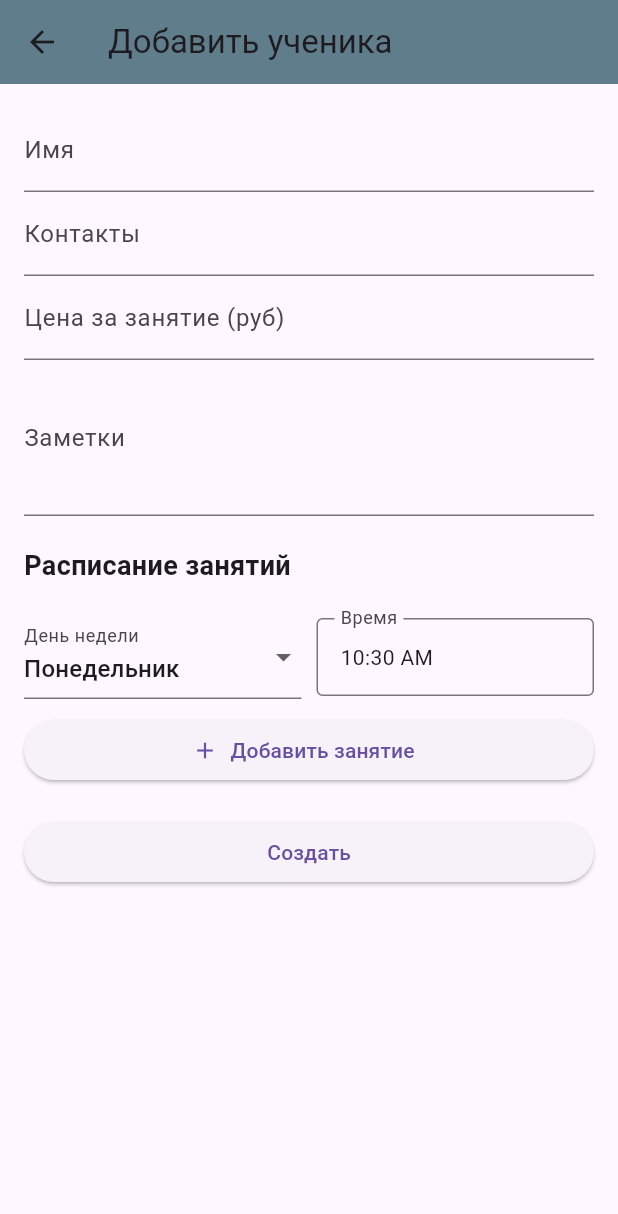
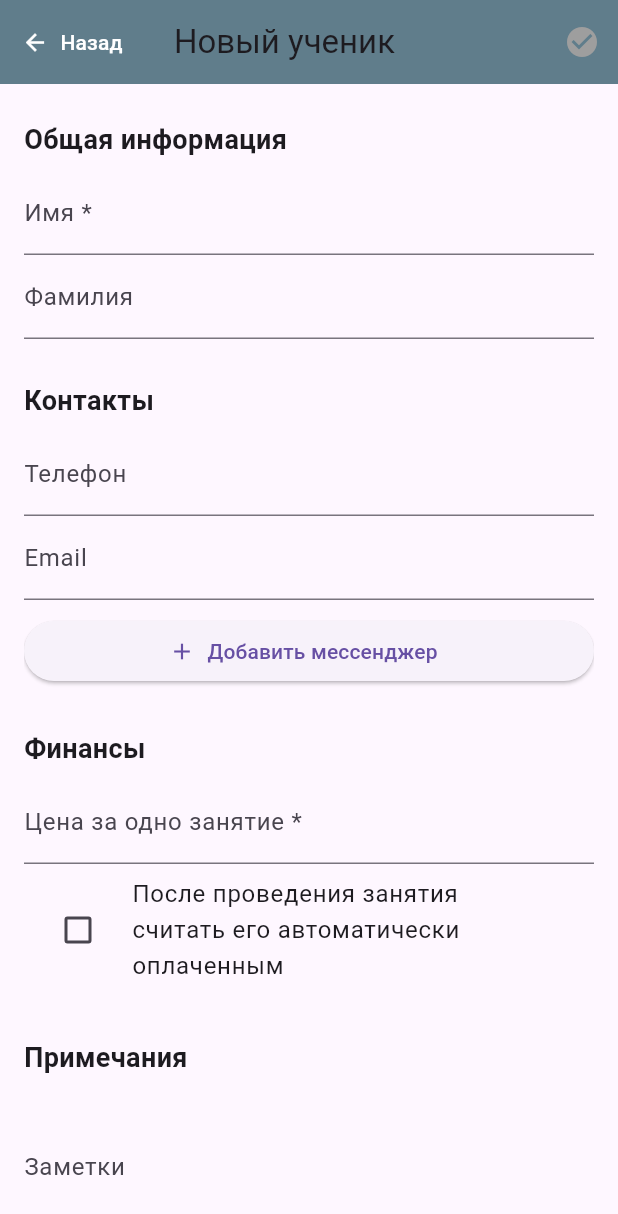
Before and after one commit to danilaJDev/rephelp, a Flutter app: the AddStudentScreen screen opened directly, on a phone screen of 412 x 824 dp. Shown: the top 1214 px of the screen. Run offline on Flutter 3.47's test engine with Material 3 defaults, Android fonts, the phone set to English and light mode, and no system bars; our stand-ins replace sqflite, table_calendar; accounts and stored records are empty.

Commit message:
Refactor Add Student screen and main navigation
This commit implements a major refactoring of the application based on the user's request.

```diff
--- a/lib/models/student.dart
+++ b/lib/models/student.dart
@@ -1,30 +1,39 @@
-import 'dart:convert'; // Импортируем для работы с JSON
+import 'dart:convert';
 
 class Student {
   final int? id;
   final String name;
-  final String contact;
+  final String? surname;
+  final String? phone;
+  final String? email;
+  final String? messengers; // JSON string for list of messengers
   final double price;
-  final String notes;
-  final String schedule;
+  final bool autoPay;
+  final String? notes;
 
   Student({
     this.id,
     required this.name,
-    required this.contact,
+    this.surname,
+    this.phone,
+    this.email,
+    this.messengers,
     required this.price,
-    this.notes = '',
-    this.schedule = '{}',
+    required this.autoPay,
+    this.notes,
   });
 
   Map<String, dynamic> toMap() {
     return {
       'id': id,
       'name': name,
-      'contact': contact,
+      'surname': surname,
+      'phone': phone,
+      'email': email,
+      'messengers': messengers,
       'price': price,
+      'autoPay': autoPay ? 1 : 0, // Store bool as int
       'notes': notes,
-      'schedule': schedule,
     };
   }
 
@@ -32,10 +41,13 @@ class Student {
     return Student(
       id: map['id'] as int?,
       name: map['name'] as String,
-      contact: map['contact'] as String,
+      surname: map['surname'] as String?,
+      phone: map['phone'] as String?,
+      email: map['email'] as String?,
+      messengers: map['messengers'] as String?,
       price: map['price'] as double,
-      notes: map['notes'] as String,
-      schedule: map['schedule'] as String? ?? '{}',
+      autoPay: map['autoPay'] == 1, // Read int as bool
+      notes: map['notes'] as String?,
     );
   }
 }
--- a/lib/screens/add_student_screen.dart
+++ b/lib/screens/add_student_screen.dart
@@ -15,66 +15,69 @@ class AddStudentScreen extends StatefulWidget {
 }
 
 class _AddStudentScreenState extends State<AddStudentScreen> {
-  // Контроллеры для получения текста из полей ввода
-  final TextEditingController _nameController = TextEditingController();
-  final TextEditingController _contactController = TextEditingController();
-  final TextEditingController _priceController = TextEditingController();
-  final TextEditingController _notesController = TextEditingController();
-
-  // Ключ для валидации формы
   final _formKey = GlobalKey<FormState>();
 
-  final List<String> _weekdays = [
-    'Понедельник',
-    'Вторник',
-    'Среда',
-    'Четверг',
-    'Пятница',
-    'Суббота',
-    'Воскресенье',
-  ];
+  // Controllers for text fields
+  final _nameController = TextEditingController();
+  final _surnameController = TextEditingController();
+  final _phoneController = TextEditingController();
+  final _emailController = TextEditingController();
+  final _priceController = TextEditingController();
+  final _notesController = TextEditingController();
 
-  String _selectedDay = 'Понедельник';
-  TimeOfDay _selectedTime = TimeOfDay.now();
-  List<Map<String, dynamic>> _schedule = [];
+  // State for messengers and autoPay
+  List<Map<String, String>> _messengers = [];
+  bool _autoPay = false;
+
+  // State for form validity to enable/disable save button
+  bool _isFormValid = false;
 
   @override
   void initState() {
     super.initState();
     if (widget.student != null) {
-      _nameController.text = widget.student!.name;
-      _contactController.text = widget.student!.contact;
-      _priceController.text = widget.student!.price.toString();
-      _notesController.text = widget.student!.notes;
-      _schedule = (jsonDecode(widget.student!.schedule) as List)
-          .map((item) => item as Map<String, dynamic>)
-          .toList();
+      final student = widget.student!;
+      _nameController.text = student.name;
+      _surnameController.text = student.surname ?? '';
+      _phoneController.text = student.phone ?? '';
+      _emailController.text = student.email ?? '';
+      _priceController.text = student.price.toString();
+      _notesController.text = student.notes ?? '';
+      _autoPay = student.autoPay;
+      if (student.messengers != null && student.messengers!.isNotEmpty) {
+        _messengers = (jsonDecode(student.messengers!) as List)
+            .map((item) => Map<String, String>.from(item))
+            .toList();
+      }
     }
+    // Add listeners to check form validity
+    _nameController.addListener(_validateForm);
+    _priceController.addListener(_validateForm);
+    _validateForm(); // Initial validation
   }
 
   @override
   void dispose() {
+    _nameController.removeListener(_validateForm);
+    _priceController.removeListener(_validateForm);
     _nameController.dispose();
-    _contactController.dispose();
+    _surnameController.dispose();
+    _phoneController.dispose();
+    _emailController.dispose();
     _priceController.dispose();
     _notesController.dispose();
     super.dispose();
   }
 
-  void _addScheduleEntry() {
-    setState(() {
-      _schedule.add({
-        'day': _selectedDay,
-        'time':
-            '${_selectedTime.hour}:${_selectedTime.minute.toString().padLeft(2, '0')}',
+  void _validateForm() {
+    final isValid = _nameController.text.isNotEmpty &&
+        _priceController.text.isNotEmpty &&
+        double.tryParse(_priceController.text) != null;
+    if (_isFormValid != isValid) {
+      setState(() {
+        _isFormValid = isValid;
       });
-    });
-  }
-
-  void _removeScheduleEntry(int index) {
-    setState(() {
-      _schedule.removeAt(index);
-    });
+    }
   }
 
   // Метод для сохранения нового ученика в базу данных
@@ -83,10 +86,13 @@ class _AddStudentScreenState extends State<AddStudentScreen> {
       final newStudent = Student(
         id: widget.student?.id,
         name: _nameController.text,
-        contact: _contactController.text,
+        surname: _surnameController.text,
+        phone: _phoneController.text,
+        email: _emailController.text,
+        messengers: jsonEncode(_messengers),
         price: double.parse(_priceController.text),
+        autoPay: _autoPay,
         notes: _notesController.text,
-        schedule: jsonEncode(_schedule),
       );
 
       final database = AppDatabase();
@@ -94,9 +100,6 @@ class _AddStudentScreenState extends State<AddStudentScreen> {
         await database.updateStudent(newStudent);
       } else {
         await database.insertStudent(newStudent);
-        if (_schedule.isNotEmpty) {
-          await _createInitialLessons(newStudent.id!, _schedule);
-        }
       }
 
       if (mounted) {
@@ -105,45 +108,86 @@ class _AddStudentScreenState extends State<AddStudentScreen> {
     }
   }
 
-  Future<void> _createInitialLessons(
-    int studentId,
-    List<Map<String, dynamic>> schedule,
-  ) async {
-    final now = DateTime.now();
-    final lessonsToCreate = <Lesson>[];
+  void _showAddMessengerDialog() {
+    String selectedMessenger = 'Telegram';
+    final messengerController = TextEditingController();
 
-    // Генерируем занятия на ближайшие 8 недель
-    for (var i = 0; i < 8; i++) {
-      for (var entry in schedule) {
-        final day = _weekdays.indexOf(entry['day'] as String) + 1;
-        final timeParts = (entry['time'] as String).split(':');
-        final hour = int.parse(timeParts[0]);
-        final minute = int.parse(timeParts[1]);
-
-        final nextLessonDate = _findNextWeekday(now, day, hour, minute);
-        lessonsToCreate.add(
-          Lesson(studentId: studentId, date: nextLessonDate, isPaid: false),
+    showDialog(
+      context: context,
+      builder: (context) {
+        return AlertDialog(
+          title: const Text('Добавить мессенджер'),
+          content: Column(
+            mainAxisSize: MainAxisSize.min,
+            children: [
+              DropdownButtonFormField<String>(
+                value: selectedMessenger,
+                items: ['Telegram', 'Viber']
+                    .map((messenger) => DropdownMenuItem(
+                          value: messenger,
+                          child: Text(messenger),
+                        ))
+                    .toList(),
+                onChanged: (value) {
+                  if (value != null) {
+                    selectedMessenger = value;
+                  }
+                },
+              ),
+              TextField(
+                controller: messengerController,
+                decoration:
+                    const InputDecoration(labelText: 'Номер/Имя пользователя'),
+              ),
+            ],
+          ),
+          actions: [
+            TextButton(
+              onPressed: () => Navigator.pop(context),
+              child: const Text('Отмена'),
+            ),
+            TextButton(
+              onPressed: () {
+                if (messengerController.text.isNotEmpty) {
+                  setState(() {
+                    _messengers.add({
+                      'type': selectedMessenger,
+                      'value': messengerController.text,
+                    });
+                  });
+                  Navigator.pop(context);
+                }
+              },
+              child: const Text('Добавить'),
+            ),
+          ],
         );
-      }
-    }
-    await AppDatabase().insertLessons(lessonsToCreate);
-  }
-
-  DateTime _findNextWeekday(DateTime start, int weekday, int hour, int minute) {
-    var date = start.add(Duration(days: 1));
-    while (date.weekday != weekday) {
-      date = date.add(Duration(days: 1));
-    }
-    return DateTime(date.year, date.month, date.day, hour, minute);
+      },
+    );
   }
 
   @override
   Widget build(BuildContext context) {
     return Scaffold(
       appBar: AppBar(
+        leading: TextButton.icon(
+          onPressed: () => Navigator.pop(context),
+          icon: const Icon(Icons.arrow_back, color: Colors.white),
+          label: const Text('Назад', style: TextStyle(color: Colors.white)),
+        ),
+        leadingWidth: 100,
         title: Text(
-          widget.student == null ? 'Добавить ученика' : 'Редактировать ученика',
+          widget.student == null ? 'Новый ученик' : 'Редактировать',
         ),
+        actions: [
+          IconButton(
+            icon: Icon(
+              Icons.check_circle,
+              color: _isFormValid ? Colors.white : Colors.grey,
+            ),
+            onPressed: _isFormValid ? _saveStudent : null,
+          ),
+        ],
         backgroundColor: Colors.blueGrey,
       ),
       body: Padding(
@@ -152,9 +196,12 @@ class _AddStudentScreenState extends State<AddStudentScreen> {
           key: _formKey,
           child: ListView(
             children: [
+              _buildSectionTitle('Общая информация'),
               TextFormField(
                 controller: _nameController,
-                decoration: const InputDecoration(labelText: 'Имя'),
+                decoration: const InputDecoration(
+                  labelText: 'Имя *',
+                ),
                 validator: (value) {
                   if (value == null || value.isEmpty) {
                     return 'Пожалуйста, введите имя';
@@ -163,13 +210,46 @@ class _AddStudentScreenState extends State<AddStudentScreen> {
                 },
               ),
               TextFormField(
-                controller: _contactController,
-                decoration: const InputDecoration(labelText: 'Контакты'),
+                controller: _surnameController,
+                decoration: const InputDecoration(labelText: 'Фамилия'),
               ),
+              const SizedBox(height: 20),
+              _buildSectionTitle('Контакты'),
+              TextFormField(
+                controller: _phoneController,
+                decoration: const InputDecoration(labelText: 'Телефон'),
+                keyboardType: TextInputType.phone,
+              ),
+              TextFormField(
+                controller: _emailController,
+                decoration: const InputDecoration(labelText: 'Email'),
+                keyboardType: TextInputType.emailAddress,
+              ),
+              const SizedBox(height: 10),
+              ..._messengers.map((messenger) {
+                return ListTile(
+                  title: Text('${messenger['type']}: ${messenger['value']}'),
+                  trailing: IconButton(
+                    icon: const Icon(Icons.delete),
+                    onPressed: () {
+                      setState(() {
+                        _messengers.remove(messenger);
+                      });
+                    },
+                  ),
+                );
+              }),
+              ElevatedButton.icon(
+                onPressed: _showAddMessengerDialog,
+                icon: const Icon(Icons.add),
+                label: const Text('Добавить мессенджер'),
+              ),
+              const SizedBox(height: 20),
+              _buildSectionTitle('Финансы'),
               TextFormField(
                 controller: _priceController,
                 decoration: const InputDecoration(
-                  labelText: 'Цена за занятие (руб)',
+                  labelText: 'Цена за одно занятие *',
                 ),
                 keyboardType: TextInputType.number,
                 validator: (value) {
@@ -182,86 +262,23 @@ class _AddStudentScreenState extends State<AddStudentScreen> {
                   return null;
                 },
               ),
+              CheckboxListTile(
+                title: const Text(
+                    'После проведения занятия считать его автоматически оплаченным'),
+                value: _autoPay,
+                onChanged: (bool? value) {
+                  setState(() {
+                    _autoPay = value ?? false;
+                  });
+                },
+                controlAffinity: ListTileControlAffinity.leading,
+              ),
+              const SizedBox(height: 20),
+              _buildSectionTitle('Примечания'),
               TextFormField(
                 controller: _notesController,
                 decoration: const InputDecoration(labelText: 'Заметки'),
                 maxLines: 3,
-              ),
-              const SizedBox(height: 20),
-              const Text(
-                'Расписание занятий',
-                style: TextStyle(fontSize: 18, fontWeight: FontWeight.bold),
-              ),
-              const SizedBox(height: 10),
-              if (_schedule.isNotEmpty)
-                ..._schedule.asMap().entries.map((entry) {
-                  final index = entry.key;
-                  final item = entry.value;
-                  return ListTile(
-                    title: Text('${item['day']} в ${item['time']}'),
-                    trailing: IconButton(
-                      icon: const Icon(Icons.delete, color: Colors.red),
-                      onPressed: () => _removeScheduleEntry(index),
-                    ),
-                  );
-                }),
-              const SizedBox(height: 10),
-              Row(
-                children: [
-                  Expanded(
-                    child: DropdownButtonFormField<String>(
-                      decoration: const InputDecoration(
-                        labelText: 'День недели',
-                      ),
-                      value: _selectedDay,
-                      items: _weekdays.map((day) {
-                        return DropdownMenuItem<String>(
-                          value: day,
-                          child: Text(day),
-                        );
-                      }).toList(),
-                      onChanged: (value) {
-                        setState(() {
-                          _selectedDay = value!;
-                        });
-                      },
-                    ),
-                  ),
-                  const SizedBox(width: 10),
-                  Expanded(
-                    child: InkWell(
-                      onTap: () async {
-                        final pickedTime = await showTimePicker(
-                          context: context,
-                          initialTime: _selectedTime,
-                        );
-                        if (pickedTime != null) {
-                          setState(() {
-                            _selectedTime = pickedTime;
-                          });
-                        }
-                      },
-                      child: InputDecorator(
-                        decoration: const InputDecoration(
-                          labelText: 'Время',
-                          border: OutlineInputBorder(),
-                        ),
-                        child: Text(_selectedTime.format(context)),
-                      ),
-                    ),
-                  ),
-                ],
-              ),
-              const SizedBox(height: 10),
-              ElevatedButton.icon(
-                onPressed: _addScheduleEntry,
-                icon: const Icon(Icons.add),
-                label: const Text('Добавить занятие'),
-              ),
-              const SizedBox(height: 20),
-              ElevatedButton(
-                onPressed: _saveStudent,
-                child: Text(widget.student == null ? 'Создать' : 'Сохранить'),
               ),
             ],
           ),
@@ -269,4 +286,14 @@ class _AddStudentScreenState extends State<AddStudentScreen> {
       ),
     );
   }
+
+  Widget _buildSectionTitle(String title) {
+    return Padding(
+      padding: const EdgeInsets.symmetric(vertical: 8.0),
+      child: Text(
+        title,
+        style: const TextStyle(fontSize: 18, fontWeight: FontWeight.bold),
+      ),
+    );
+  }
 }
```
Also changed, not shown: lib/data/app_database.dart (+31 -4 lines), lib/main.dart (+19 -3 lines), lib/screens/students_screen.dart (+1 -13 lines).
